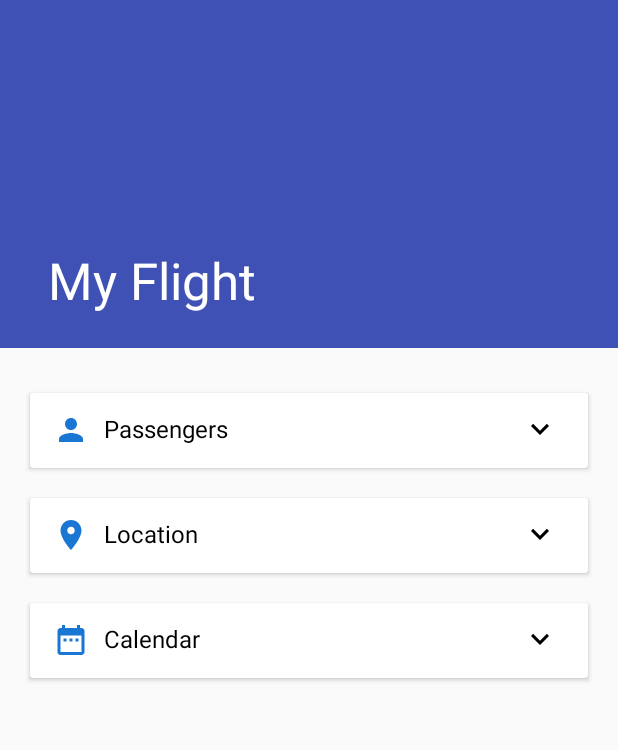
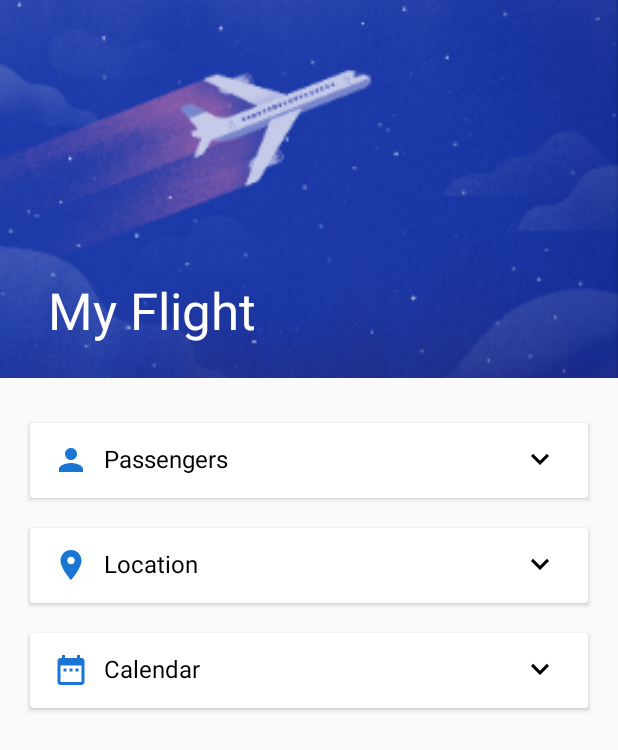
Before and after one commit to AleSpero/ExpandableCardView, an Android app: the screen it shows after launch (MainActivity), on a phone screen of 412 x 824 dp. Shown: the top 750 px of the screen. Run offline under Robolectric (Android 15) with nearby library versions, the phone set to English and light mode, and no system bars; 2 statements that could not run were skipped.

Commit message:
updated sample app

```diff
--- a/app/src/main/res/layout/activity_main.xml
+++ b/app/src/main/res/layout/activity_main.xml
@@ -5,14 +5,26 @@
     xmlns:app="http://schemas.android.com/apk/res-auto">
 
     <android.support.design.widget.AppBarLayout
-        android:layout_height="232dp"
-        android:layout_width="match_parent">
+        android:layout_height="252dp"
+        android:layout_width="match_parent"
+        android:fitsSystemWindows="true">
         <android.support.design.widget.CollapsingToolbarLayout
             android:id="@+id/ctl"
             android:layout_width="match_parent"
             android:layout_height="match_parent"
             app:layout_scrollFlags="scroll|exitUntilCollapsed"
+            app:contentScrim="@color/colorPrimary"
+            android:fitsSystemWindows="true"
             app:title="My Flight">
+            <ImageView
+                android:layout_width="match_parent"
+                android:layout_height="match_parent"
+                android:src="@mipmap/plane"
+                app:layout_collapseMode="parallax"
+                app:layout_collapseParallaxMultiplier="0.7"
+                android:adjustViewBounds="true"
+                android:fitsSystemWindows="true"
+                android:scaleType="centerCrop"/>
             <android.support.v7.widget.Toolbar
                 android:id="@+id/toolbar"
                 android:layout_height="?attr/actionBarSize"
@@ -22,8 +34,8 @@
         </android.support.design.widget.CollapsingToolbarLayout>
     </android.support.design.widget.AppBarLayout>
 
-<android.support.v4.widget.NestedScrollView android:layout_width="wrap_content"
-    android:layout_height="wrap_content"
+<android.support.v4.widget.NestedScrollView android:layout_width="match_parent"
+    android:layout_height="match_parent"
     xmlns:android="http://schemas.android.com/apk/res/android"
     app:layout_behavior="@string/appbar_scrolling_view_behavior">
 
@@ -31,8 +43,9 @@
     xmlns:app="http://schemas.android.com/apk/res-auto"
     xmlns:tools="http://schemas.android.com/tools"
     android:layout_width="match_parent"
-    android:layout_height="wrap_content"
+    android:layout_height="match_parent"
     android:layout_marginTop="20dp"
+    android:paddingBottom="20dp"
     android:orientation="vertical"
     android:clipChildren="false"
     tools:context="com.alessandrosperotti.expandablecardviewexample.MainActivity"
--- a/app/src/main/res/values/colors.xml
+++ b/app/src/main/res/values/colors.xml
@@ -1,6 +1,6 @@
 <?xml version="1.0" encoding="utf-8"?>
 <resources>
-    <color name="colorPrimary">#3F51B5</color>
-    <color name="colorPrimaryDark">#303F9F</color>
+    <color name="colorPrimary">#1B37A5</color>
+    <color name="colorPrimaryDark">#1C339B</color>
     <color name="colorAccent">#1976d2</color>
 </resources>
--- a/app/src/main/res/values/styles.xml
+++ b/app/src/main/res/values/styles.xml
@@ -1,13 +1,16 @@
 <resources>
 
     <!-- Base application theme. -->
-    <style name="AppTheme" parent="Theme.AppCompat.Light.DarkActionBar">
+    <style name="AppTheme" parent="Theme.AppCompat.Light.NoActionBar">
         <!-- Customize your theme here. -->
         <item name="colorPrimary">@color/colorPrimary</item>
         <item name="colorPrimaryDark">@color/colorPrimaryDark</item>
         <item name="colorAccent">@color/colorAccent</item>
         <item name="windowActionBar">false</item>
         <item name="windowNoTitle">true</item>
+        <item name="android:windowDrawsSystemBarBackgrounds">true</item>
+        <item name="android:statusBarColor">@android:color/transparent</item>
+        <item name="android:windowTranslucentStatus">true</item>
     </style>
 
     <style name="toolbarTheme" parent="AppTheme">
```
Also changed, not shown: app/src/main/res/mipmap-xxxhdpi/plane.png (added).
